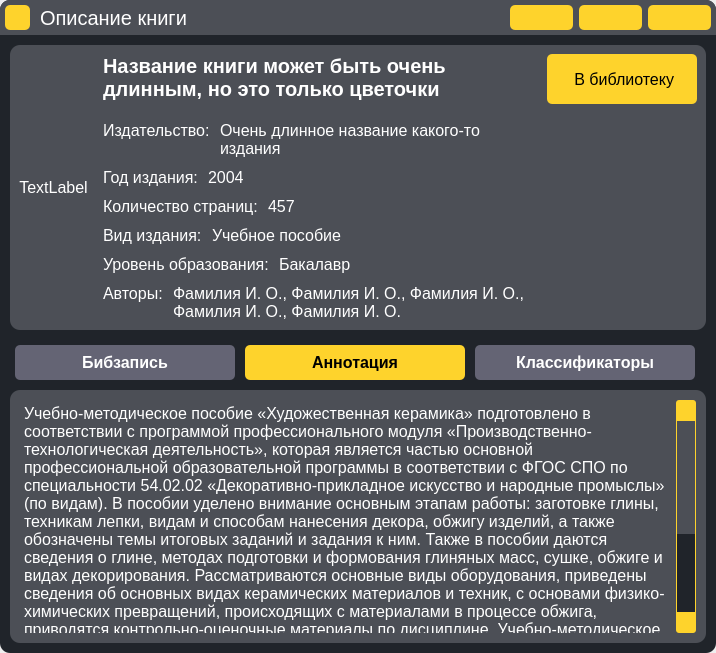
This is Design/qt_ui/book_window.ui in PereverzevIvan/Online_library_for_Polytech as Qt 5 draws it before an edit. The edited form follows.
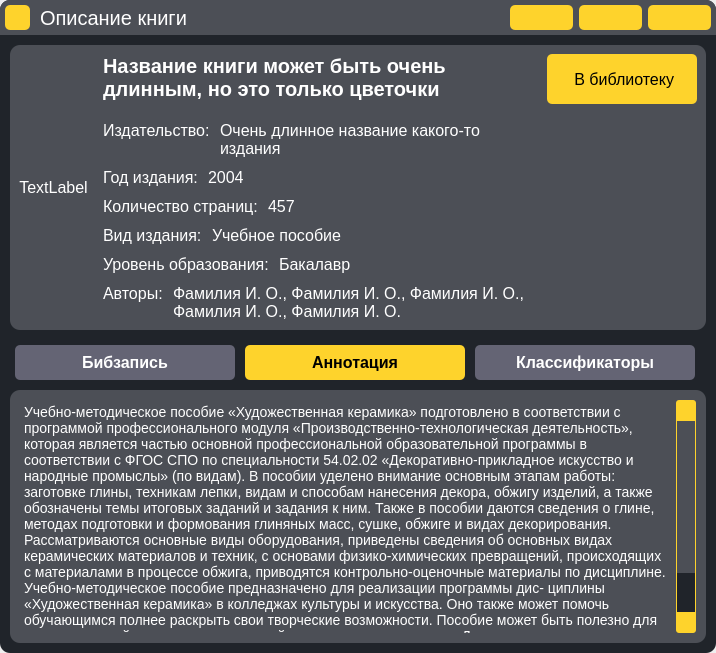
This is the edited form. The open tabs and pages were chosen to show the change. Icons and pictures are not drawn.

Commit message: Закончена работа над UI. Начинается работа по внедрению БД и реализации основных функций

The edit to the form file:
```diff
--- a/Design/qt_ui/book_window.ui
+++ b/Design/qt_ui/book_window.ui
@@ -274,11 +274,16 @@
 	background-color: transparent;
 	color: white;
 	font-size: 16px;
+	overflow: hidden;
 }
 
 #bbk_text, #udk_text, #isbn_text {
 	max-height: 60px;
 }
+
+#annotation_text {
+	font-size: 14px;
+}
 </string>
   </property>
   <layout class="QVBoxLayout" name="verticalLayout">
@@ -1579,12 +1584,18 @@
                   <property name="horizontalScrollBarPolicy">
                    <enum>Qt::ScrollBarAlwaysOff</enum>
                   </property>
+                  <property name="sizeAdjustPolicy">
+                   <enum>QAbstractScrollArea::AdjustToContentsOnFirstShow</enum>
+                  </property>
                   <property name="html">
                    <string>&lt;!DOCTYPE HTML PUBLIC &quot;-//W3C//DTD HTML 4.0//EN&quot; &quot;http://www.w3.org/TR/REC-html40/strict.dtd&quot;&gt;
 &lt;html&gt;&lt;head&gt;&lt;meta name=&quot;qrichtext&quot; content=&quot;1&quot; /&gt;&lt;style type=&quot;text/css&quot;&gt;
 p, li { white-space: pre-wrap; }
 &lt;/style&gt;&lt;/head&gt;&lt;body style=&quot; font-family:'Arial'; font-size:16px; font-weight:400; font-style:normal;&quot;&gt;
-&lt;p style=&quot; margin-top:0px; margin-bottom:0px; margin-left:0px; margin-right:0px; -qt-block-indent:0; text-indent:0px;&quot;&gt;&lt;span style=&quot; font-family:'Roboto','sans-serif'; font-size:16px; font-weight:296; color:#ffffff; background-color:transparent;&quot;&gt;Учебно-методическое пособие «Художественная керамика» подготовлено в соответствии с программой профессионального модуля «Производственно-технологическая деятельность», которая является частью основной профессиональной образовательной программы в соответствии с ФГОС СПО по специальности 54.02.02 «Декоративно-прикладное искусство и народные промыслы» (по видам). В пособии уделено внимание основным этапам работы: заготовке глины, техникам лепки, видам и способам нанесения декора, обжигу изделий, а также обозначены темы итоговых заданий и задания к ним. Также в пособии даются сведения о глине, методах подготовки и формования глиняных масс, сушке, обжиге и видах декорирования. Рассматриваются основные виды оборудования, приведены сведения об основных видах керамических материалов и техник, с основами физико-химических превращений, происходящих с материалами в процессе обжига, приводятся контрольно-оценочные материалы по дисциплине. Учебно-методическое пособие предназначено для реализации программы дис- циплины «Художественная керамика» в колледжах культуры и искусства. Оно также может помочь обучающимся полнее раскрыть свои творческие возможности. Пособие может быть полезно для преподавателей и студентов колледжей культуры специальности «Декоративно-прикладное искусство и народные промыслы» и педагогам системы дополнительного образования детей и взрослых. Текст печатается в авторской редакции.&lt;/span&gt;&lt;/p&gt;&lt;/body&gt;&lt;/html&gt;</string>
+&lt;p style=&quot; margin-top:0px; margin-bottom:0px; margin-left:0px; margin-right:0px; -qt-block-indent:0; text-indent:0px;&quot;&gt;&lt;span style=&quot; font-family:'Roboto','sans-serif'; font-size:14px; font-weight:296; color:#ffffff; background-color:transparent;&quot;&gt;Учебно-методическое пособие «Художественная керамика» подготовлено в соответствии с программой профессионального модуля «Производственно-технологическая деятельность», которая является частью основной профессиональной образовательной программы в соответствии с ФГОС СПО по специальности 54.02.02 «Декоративно-прикладное искусство и народные промыслы» (по видам). В пособии уделено внимание основным этапам работы: заготовке глины, техникам лепки, видам и способам нанесения декора, обжигу изделий, а также обозначены темы итоговых заданий и задания к ним. Также в пособии даются сведения о глине, методах подготовки и формования глиняных масс, сушке, обжиге и видах декорирования. Рассматриваются основные виды оборудования, приведены сведения об основных видах керамических материалов и техник, с основами физико-химических превращений, происходящих с материалами в процессе обжига, приводятся контрольно-оценочные материалы по дисциплине. Учебно-методическое пособие предназначено для реализации программы дис- циплины «Художественная керамика» в колледжах культуры и искусства. Оно также может помочь обучающимся полнее раскрыть свои творческие возможности. Пособие может быть полезно для преподавателей и студентов колледжей культуры специальности «Декоративно-прикладное искусство и народные промыслы» и педагогам системы дополнительного образования детей и взрослых. Текст печатается в авторской редакции.&lt;/span&gt;&lt;/p&gt;&lt;/body&gt;&lt;/html&gt;</string>
+                  </property>
+                  <property name="overwriteMode">
+                   <bool>false</bool>
                   </property>
                  </widget>
                 </item>
```
Left out of the diff: 7 changed lines with no effect on the pictures. The commit also changes 8 other files.
